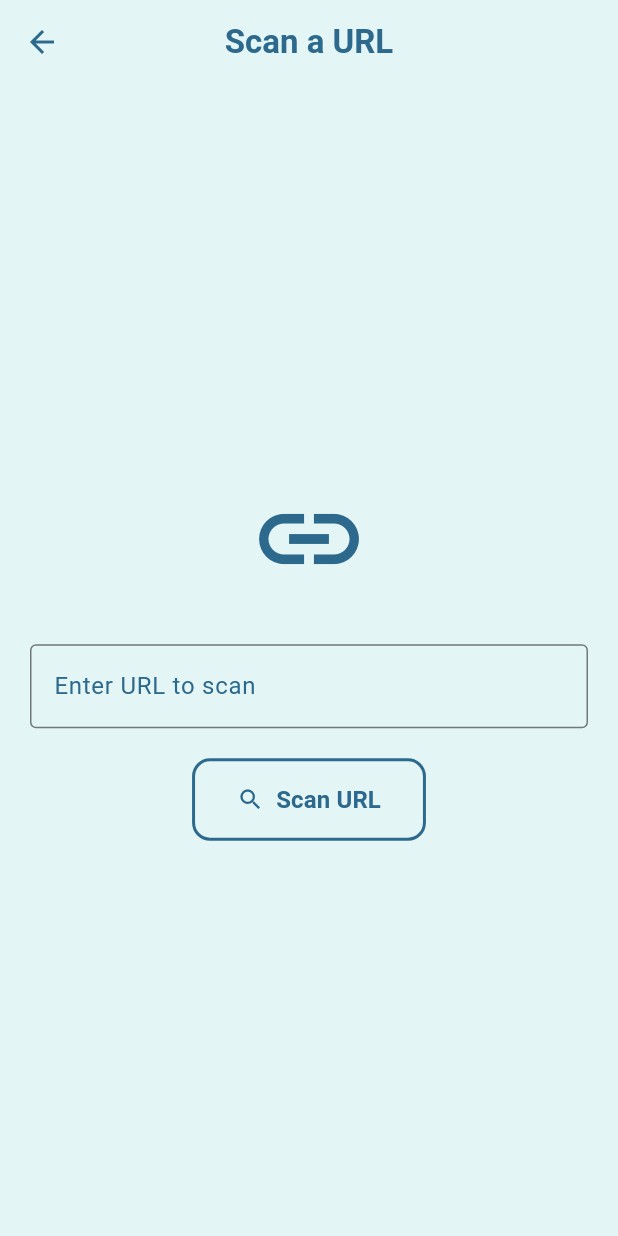
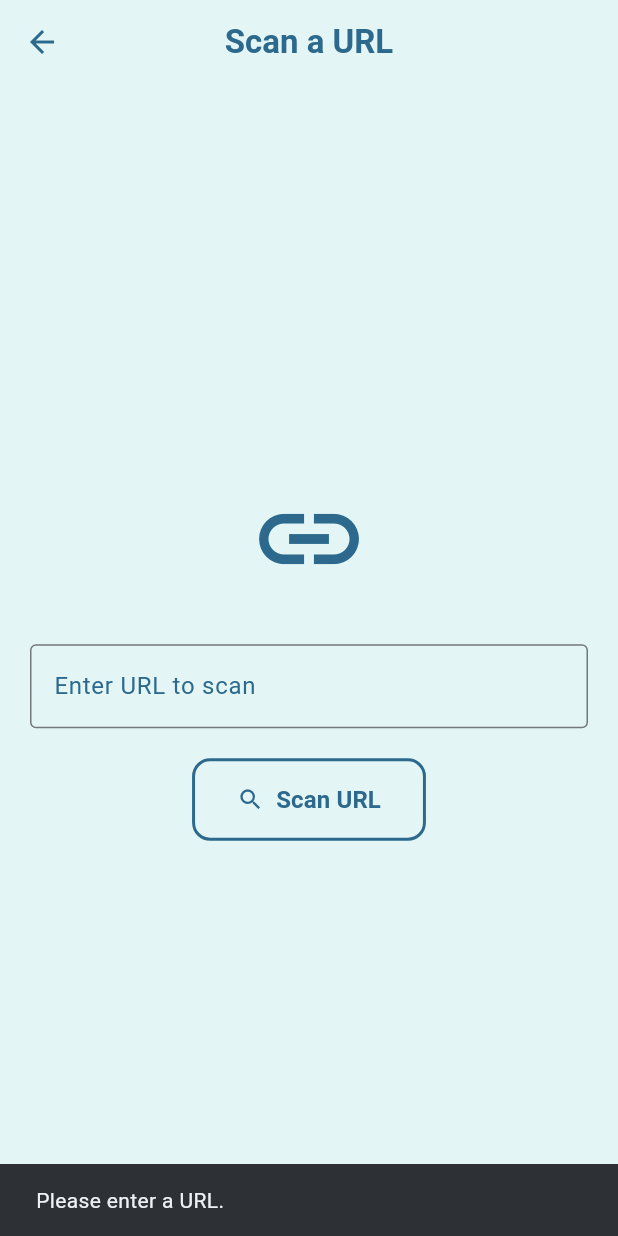
Before and after one commit to d7myM0/TfahhasApp, a Flutter app: the ScanUrlPage screen opened directly with empty values, after a tap on "Scan URL", on a phone screen of 412 x 824 dp. Run offline on Flutter 3.47's test engine with Material 3 defaults, Android fonts, the phone set to English and light mode, and no system bars; our stand-ins replace file_picker, google_fonts, permission_handler; Roboto replaces fonts that are missing (Cairo).

Commit message:
Done-Link

```diff
--- a/virus_total_scanner/lib/pages/scan_url_page.dart
+++ b/virus_total_scanner/lib/pages/scan_url_page.dart
@@ -1,8 +1,8 @@
 import 'package:flutter/material.dart';
-import 'package:http/http.dart' as http;
-import 'dart:convert';
+import 'package:google_fonts/google_fonts.dart';
+import 'package:virus_total_scanner/services/virus_total_service.dart';
 import 'success_page.dart';
-import 'package:virus_total_scanner/services/virus_total_service.dart';
+import 'dart:convert'; //
 
 
 class ScanUrlPage extends StatefulWidget {
@@ -16,29 +16,11 @@ class ScanUrlPage extends StatefulWidget {
 class _ScanUrlPageState extends State<ScanUrlPage> {
   final TextEditingController _controller = TextEditingController();
 
-  Future<void> scanUrl() async {
-    final response = await http.post(
-      Uri.parse('http://10.0.2.2:5000/scan-url'),
-      headers: {'Content-Type': 'application/json'},
-      body: jsonEncode({'url': _controller.text}),
-    );
-    final data = jsonDecode(response.body);
-
-    if (!mounted) return;
-    Navigator.push(
-      context,
-      MaterialPageRoute(
-        builder: (_) => SuccessPage(
-          resultText: data['data']?['attributes']?['stats']?.toString() ?? 'No result',
-        ),
-      ),
-    );
-  }
-
   @override
   Widget build(BuildContext context) {
     final bool isDarkMode = Theme.of(context).brightness == Brightness.dark;
-    final Color unifiedColor = isDarkMode ? const Color(0xFFE3F6F5) : const Color(0xFF2C698D);
+    final Color unifiedColor =
+    isDarkMode ? const Color(0xFFE3F6F5) : const Color(0xFF2C698D);
 
     return Scaffold(
       appBar: AppBar(
@@ -71,9 +53,12 @@ class _ScanUrlPageState extends State<ScanUrlPage> {
                 const SizedBox(height: 30),
                 TextField(
                   controller: _controller,
-                  style: TextStyle(color: unifiedColor, fontWeight: FontWeight.bold),
+                  style: TextStyle(
+                      color: unifiedColor, fontWeight: FontWeight.bold),
                   decoration: InputDecoration(
-                    labelText: widget.isArabic ? 'أدخل الرابط للفحص' : 'Enter URL to scan',
+                    labelText: widget.isArabic
+                        ? 'أدخل الرابط للفحص'
+                        : 'Enter URL to scan',
                     labelStyle: TextStyle(color: unifiedColor),
                     border: const OutlineInputBorder(),
                     focusedBorder: OutlineInputBorder(
@@ -94,30 +79,72 @@ class _ScanUrlPageState extends State<ScanUrlPage> {
                   ),
                   onPressed: () async {
                     final url = _controller.text.trim();
-                    if (url.isNotEmpty) {
+
+                    if (url.isEmpty) {
+                      ScaffoldMessenger.of(context).showSnackBar(
+                        SnackBar(
+                          content: Text(widget.isArabic
+                              ? 'الرجاء إدخال رابط.'
+                              : 'Please enter a URL.'),
+                        ),
+                      );
+                      return;
+                    }
+
+                    if (!url.startsWith('http://') &&
+                        !url.startsWith('https://')) {
+                      ScaffoldMessenger.of(context).showSnackBar(
+                        SnackBar(
+                          content: Text(widget.isArabic
+                              ? 'تنسيق الرابط غير صالح.'
+                              : 'Invalid URL format.'),
+                        ),
+                      );
+                      return;
+                    }
+
                     try {
+                      debugPrint("🔍 Sending URL: $url");
                       final result = await VirusTotalService.scanUrl(url);
+                      debugPrint("✅ API Response: $result");
+
                       Navigator.push(
                         context,
                         MaterialPageRoute(
                           builder: (_) => SuccessPage(
-                              resultText: result.toString(), // أو تنسيق حسب الحاجة
+                            resultText: jsonEncode(result), // ✅ تعديل مهم هنا
+                            isArabic: widget.isArabic,
                           ),
                         ),
-                        );// ✅ يمكنك استبداله بـ Navigator لصفحة SuccessPage
+                      );
                     } catch (e) {
-                        print("Error: $e");
-                      }
-                    } else {
-                      print("URL is empty");
+                      debugPrint("❌ Error: $e");
+                      ScaffoldMessenger.of(context).showSnackBar(
+                        SnackBar(
+                          content: Text(widget.isArabic
+                              ? 'حدث خطأ أثناء الفحص.'
+                              : 'An error occurred during the scan.'),
+                        ),
+                      );
+                    } catch (e) {
+                      debugPrint("❌ Error: $e");
+                      ScaffoldMessenger.of(context).showSnackBar(
+                        SnackBar(
+                          content: Text(widget.isArabic
+                              ? 'حدث خطأ أثناء الفحص.'
+                              : 'An error occurred during the scan.'),
+                        ),
+                      );
                     }
                   },
                   style: ElevatedButton.styleFrom(
                     backgroundColor: Colors.transparent,
                     elevation: 0,
                     side: BorderSide(color: unifiedColor, width: 2),
-                    padding: const EdgeInsets.symmetric(horizontal: 30, vertical: 16),
-                    shape: RoundedRectangleBorder(borderRadius: BorderRadius.circular(12)),
+                    padding: const EdgeInsets.symmetric(
+                        horizontal: 30, vertical: 16),
+                    shape: RoundedRectangleBorder(
+                        borderRadius: BorderRadius.circular(12)),
                   ),
                 )
               ],
```
Also changed, not shown: virus_total_scanner/lib/pages/success_page.dart (+117 -54 lines), 2 other files. Lines whose indentation alone changed are shown as unchanged.
